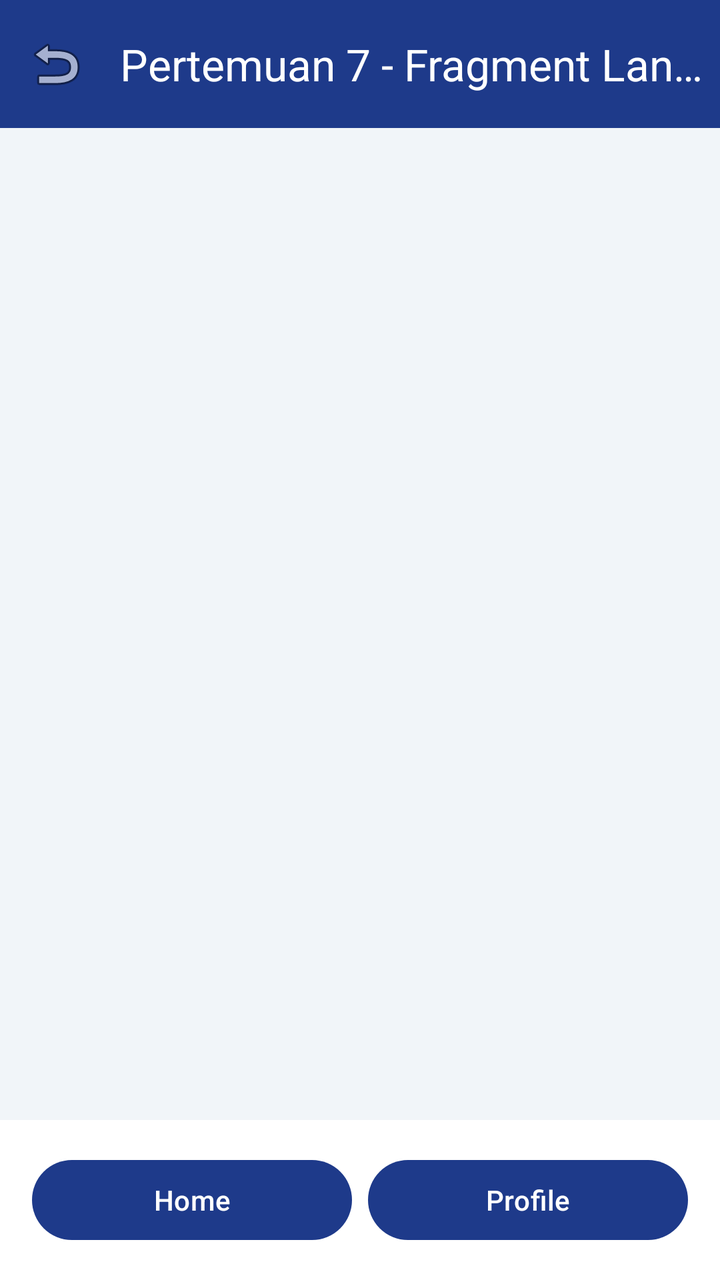
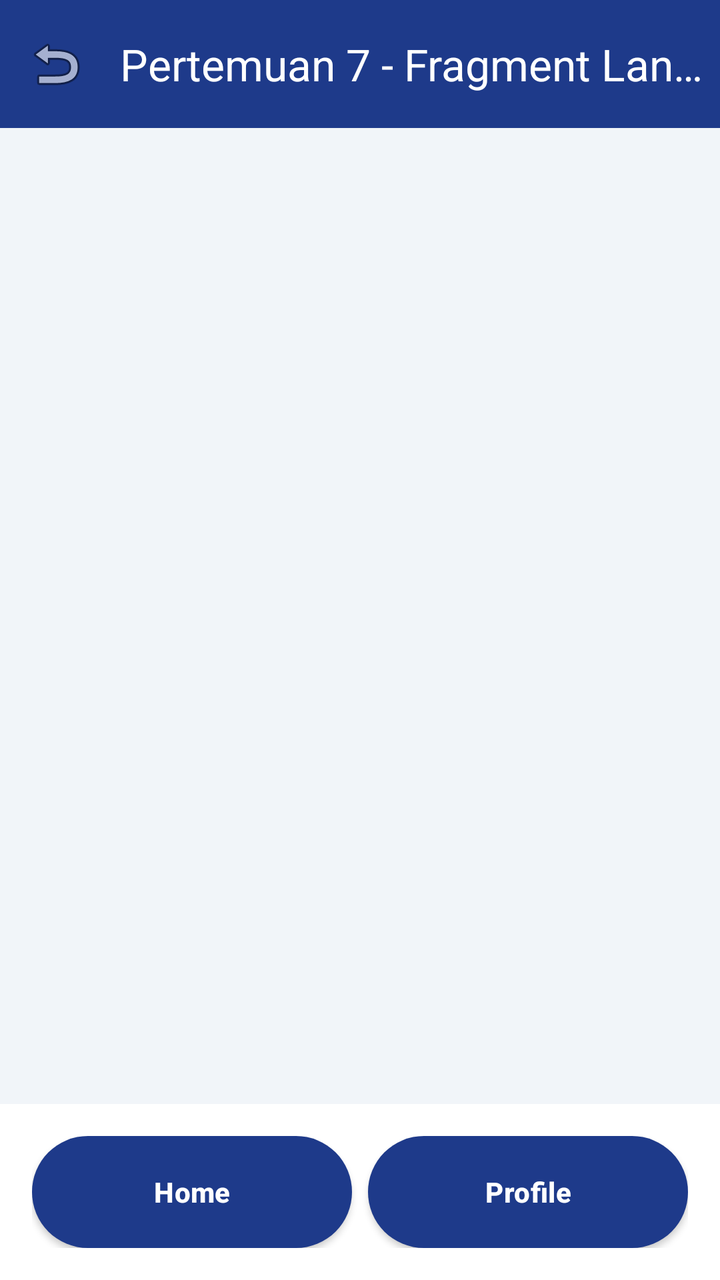

Compare the two renders of this Android layout. The source of the first and the diff that turns it into the second are given below.
<!-- AndroidManifest.xml: application theme Theme.ProjectMobile -->
<!-- res/layout/activity_seventh.xml -->
<?xml version="1.0" encoding="utf-8"?>
<androidx.constraintlayout.widget.ConstraintLayout
    xmlns:android="http://schemas.android.com/apk/res/android"
    xmlns:app="http://schemas.android.com/apk/res-auto"
    android:layout_width="match_parent"
    android:layout_height="match_parent"
    android:background="#F1F5F9">

    <com.google.android.material.appbar.MaterialToolbar
        android:id="@+id/toolbar"
        android:layout_width="match_parent"
        android:layout_height="?attr/actionBarSize"
        android:background="@color/blue_pcr"
        app:title="Pertemuan 7 - Fragment Lanjutan"
        app:titleTextColor="#FFFFFF"
        app:navigationIcon="@android:drawable/ic_menu_revert"
        app:layout_constraintTop_toTopOf="parent" />

    
    <androidx.fragment.app.FragmentContainerView
        android:id="@+id/fragment_container"
        android:layout_width="match_parent"
        android:layout_height="0dp"
        app:layout_constraintTop_toBottomOf="@id/toolbar"
        app:layout_constraintBottom_toTopOf="@id/bottomNav" />

    <LinearLayout
        android:id="@+id/bottomNav"
        android:layout_width="match_parent"
        android:layout_height="wrap_content"
        android:orientation="horizontal"
        android:padding="16dp"
        android:background="#FFFFFF"
        app:layout_constraintBottom_toBottomOf="parent">

        <Button
            android:id="@+id/btnHome"
            android:layout_width="0dp"
            android:layout_height="wrap_content"
            android:layout_weight="1"
            android:text="Home"
            android:layout_marginEnd="8dp"
            app:backgroundTint="@color/blue_pcr"/>

        <Button
            android:id="@+id/btnProfile"
            android:layout_width="0dp"
            android:layout_height="wrap_content"
            android:layout_weight="1"
            android:text="Profile"
            app:backgroundTint="@color/blue_pcr"/>
    </LinearLayout>

</androidx.constraintlayout.widget.ConstraintLayout>
<!-- resources referenced by this layout -->
<resources>
  <color name="blue_pcr">#1E3A8A</color>
  <style name="Theme.ProjectMobile" parent="Base.Theme.ProjectMobile" />
  <style name="Base.Theme.ProjectMobile" parent="Theme.Material3.DayNight.NoActionBar">
          
          
      </style>
</resources>

<!-- the commit's change to res/layout/activity_seventh.xml (unified diff, before → after) -->
@@ -33,22 +33,30 @@
         android:background="#FFFFFF"
         app:layout_constraintBottom_toBottomOf="parent">
 
-        <Button
+        <com.google.android.material.button.MaterialButton
             android:id="@+id/btnHome"
             android:layout_width="0dp"
-            android:layout_height="wrap_content"
+            android:layout_height="56dp"
             android:layout_weight="1"
             android:text="Home"
             android:layout_marginEnd="8dp"
-            app:backgroundTint="@color/blue_pcr"/>
+            app:backgroundTint="@color/blue_pcr"
+            app:cornerRadius="28dp"
+            android:insetTop="0dp"
+            android:insetBottom="0dp"
+            app:elevation="4dp"/>
 
-        <Button
+        <com.google.android.material.button.MaterialButton
             android:id="@+id/btnProfile"
             android:layout_width="0dp"
-            android:layout_height="wrap_content"
+            android:layout_height="56dp"
             android:layout_weight="1"
             android:text="Profile"
-            app:backgroundTint="@color/blue_pcr"/>
+            app:backgroundTint="@color/blue_pcr"
+            app:cornerRadius="28dp"
+            android:insetTop="0dp"
+            android:insetBottom="0dp"
+            app:elevation="4dp"/>
     </LinearLayout>
 
 </androidx.constraintlayout.widget.ConstraintLayout>
<!-- resource entries referenced after the edit -->
@@ -1,10 +1,21 @@
 <!-- resources referenced by this layout -->
 <resources>
   <color name="blue_pcr">#1E3A8A</color>
-  <style name="Theme.ProjectMobile" parent="Base.Theme.ProjectMobile" />
+  <style name="Theme.ProjectMobile" parent="Base.Theme.ProjectMobile">
+          <item name="materialButtonStyle">@style/Widget.App.Button</item>
+      </style>
   <style name="Base.Theme.ProjectMobile" parent="Theme.Material3.DayNight.NoActionBar">
           
           
       </style>
+  <style name="Widget.App.Button" parent="Widget.MaterialComponents.Button">
+          <item name="android:textAllCaps">false</item>
+          <item name="android:insetTop">0dp</item>
+          <item name="android:insetBottom">0dp</item>
+          <item name="android:textStyle">bold</item>
+          <item name="android:letterSpacing">0.01</item>
+          <item name="cornerRadius">28dp</item>
+          <item name="elevation">4dp</item>
+      </style>
 </resources>
 
